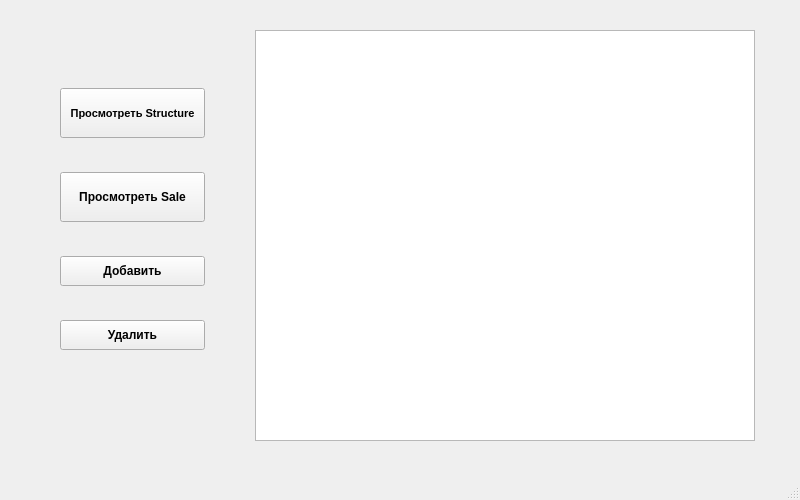
This is main_window.ui in IchIr0k/QT_Buildings as Qt 5 draws it before an edit. The edited form follows.
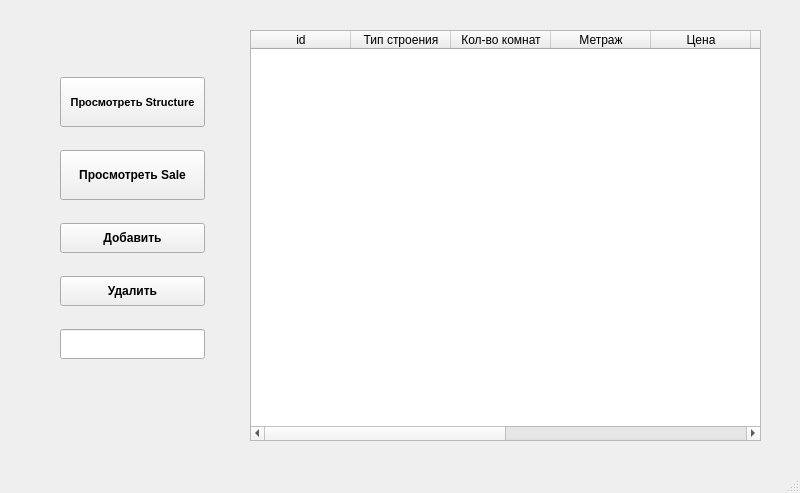
This is the edited form.

```diff
--- a/main_window.ui
+++ b/main_window.ui
@@ -7,7 +7,7 @@
     <x>0</x>
     <y>0</y>
     <width>800</width>
-    <height>500</height>
+    <height>493</height>
    </rect>
   </property>
   <property name="maximumSize">
@@ -31,13 +31,40 @@
     </property>
     <layout class="QHBoxLayout" name="horizontalLayout">
      <item>
-      <widget class="QListView" name="listView">
-       <property name="maximumSize">
-        <size>
-         <width>500</width>
-         <height>16777215</height>
-        </size>
+      <widget class="QTableWidget" name="tableWidget">
+       <property name="columnCount">
+        <number>10</number>
        </property>
+       <column>
+        <property name="text">
+         <string>id</string>
+        </property>
+       </column>
+       <column>
+        <property name="text">
+         <string>Тип строения</string>
+        </property>
+       </column>
+       <column>
+        <property name="text">
+         <string>Кол-во комнат</string>
+        </property>
+       </column>
+       <column>
+        <property name="text">
+         <string>Метраж</string>
+        </property>
+       </column>
+       <column>
+        <property name="text">
+         <string>Цена</string>
+        </property>
+       </column>
+       <column/>
+       <column/>
+       <column/>
+       <column/>
+       <column/>
       </widget>
      </item>
     </layout>
@@ -147,6 +174,16 @@
        </property>
       </widget>
      </item>
+     <item>
+      <widget class="QLineEdit" name="lineEdit">
+       <property name="maximumSize">
+        <size>
+         <width>150</width>
+         <height>30</height>
+        </size>
+       </property>
+      </widget>
+     </item>
     </layout>
    </widget>
   </widget>
```
